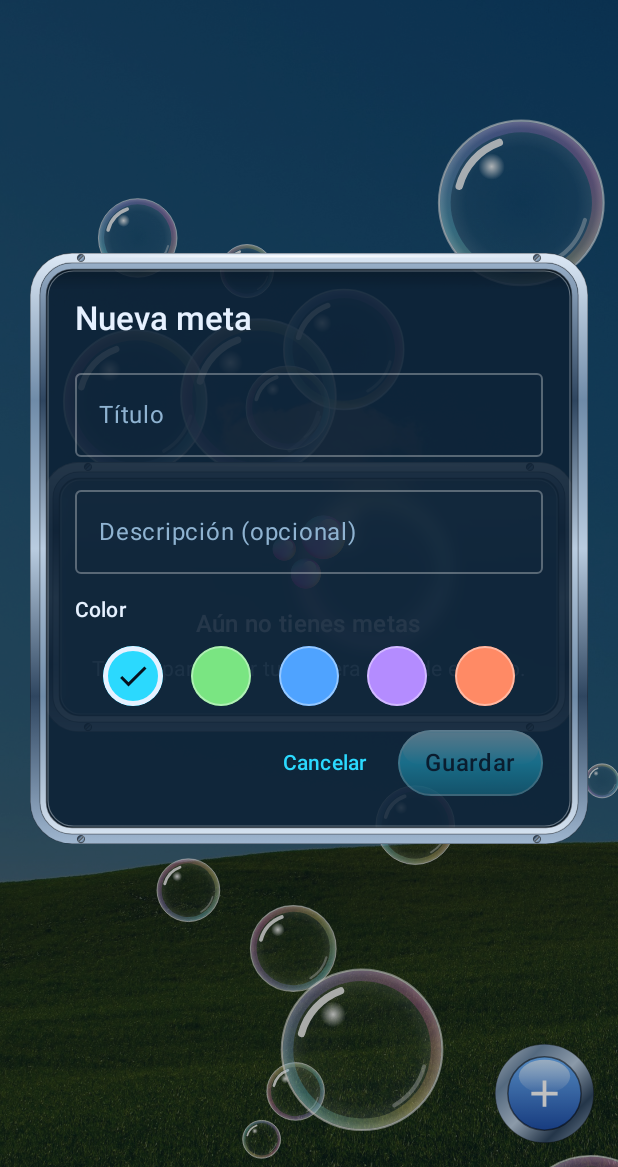
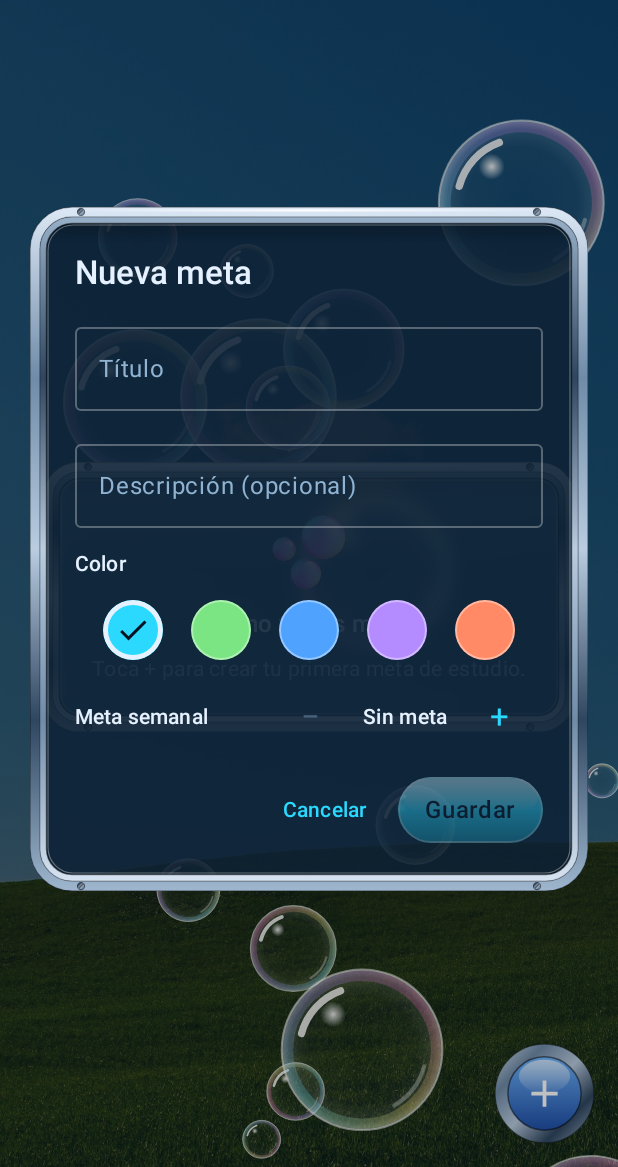
Before and after one commit to Pesa12378/StudyGrid, an Android app built with Jetpack Compose: the screen it shows after launch (MainActivity), after a tap on "Nueva meta", on a phone screen of 412 x 824 dp, the part 69-1236 px from its top. Run offline under Robolectric (Android 15) with nearby library versions, the phone set to English and light mode, and no system bars; our stand-ins replace Room's generated code; 3 other taps on this screen came first.

Commit message:
Undo snackbar and weekly goal (DB v2 with migration)
- Undo for +1, day edits and goal deletion (restores the goal with its history)
- New messages replace the visible snackbar instead of queueing
- Weekly goal: 0-7 days per goal, gel progress bar 'Esta semana n/m días'
- Room v1 -> v2 migration adds goals.weeklyTarget; verified on device over existing data
- JSON backup stores weeklyTarget; older backups without it still import (tested)
- Delete dialog text mentions the short undo window

```diff
--- a/app/src/main/java/com/pesa/studygrid/data/AppDatabase.kt
+++ b/app/src/main/java/com/pesa/studygrid/data/AppDatabase.kt
@@ -4,16 +4,26 @@ import android.content.Context
 import androidx.room.Database
 import androidx.room.Room
 import androidx.room.RoomDatabase
+import androidx.room.migration.Migration
+import androidx.sqlite.db.SupportSQLiteDatabase
 
-@Database(entities = [GoalEntity::class, DailyLogEntity::class], version = 1, exportSchema = false)
+@Database(entities = [GoalEntity::class, DailyLogEntity::class], version = 2, exportSchema = false)
 abstract class AppDatabase : RoomDatabase() {
     abstract fun dao(): StudyDao
 
     companion object {
+        /** v2: weekly goal per goal. Must match GoalEntity.weeklyTarget exactly (Room validates it on open). */
+        val MIGRATION_1_2 = object : Migration(1, 2) {
+            override fun migrate(db: SupportSQLiteDatabase) {
+                db.execSQL("ALTER TABLE goals ADD COLUMN weeklyTarget INTEGER NOT NULL DEFAULT 0")
+            }
+        }
+
         @Volatile private var instance: AppDatabase? = null
 
         fun get(context: Context): AppDatabase = instance ?: synchronized(this) {
             instance ?: Room.databaseBuilder(context.applicationContext, AppDatabase::class.java, "studygrid.db")
+                .addMigrations(MIGRATION_1_2)
                 .build()
                 .also { instance = it }
         }
--- a/app/src/main/java/com/pesa/studygrid/data/Entities.kt
+++ b/app/src/main/java/com/pesa/studygrid/data/Entities.kt
@@ -1,5 +1,6 @@
 package com.pesa.studygrid.data
 
+import androidx.room.ColumnInfo
 import androidx.room.Entity
 import androidx.room.ForeignKey
 import androidx.room.PrimaryKey
@@ -14,6 +15,8 @@ data class GoalEntity(
     val description: String = "",
     /** ARGB color. */
     val color: Int,
+    /** Target active days per week (1..7); 0 = no weekly goal. Added in DB version 2. */
+    @ColumnInfo(defaultValue = "0") val weeklyTarget: Int = 0,
 )
 
 @Entity(
--- a/app/src/main/java/com/pesa/studygrid/data/StudyDao.kt
+++ b/app/src/main/java/com/pesa/studygrid/data/StudyDao.kt
@@ -24,6 +24,9 @@ abstract class StudyDao {
 
     @Query("SELECT * FROM daily_logs WHERE goalId = :goalId AND epochDay = :epochDay")
     abstract suspend fun log(goalId: Long, epochDay: Long): DailyLogEntity?
+
+    @Query("SELECT * FROM daily_logs WHERE goalId = :goalId")
+    abstract suspend fun logsOf(goalId: Long): List<DailyLogEntity>
 
     // Upsert, not REPLACE: REPLACE deletes the row first and would cascade-delete the goal's logs.
     @Upsert
@@ -60,6 +63,16 @@ abstract class StudyDao {
         )
     }
 
+    @Upsert
+    protected abstract suspend fun upsertLogs(logs: List<DailyLogEntity>)
+
+    /** Undo of a goal deletion: puts the goal back with its whole history. */
+    @Transaction
+    open suspend fun restoreGoal(goal: GoalEntity, logs: List<DailyLogEntity>) {
+        upsertGoal(goal)
+        upsertLogs(logs)
+    }
+
     /** All-or-nothing: if any insert fails, the previous data stays untouched. */
     @Transaction
     open suspend fun replaceAll(goals: List<GoalEntity>, logs: List<DailyLogEntity>) {
--- a/app/src/main/java/com/pesa/studygrid/ui/components/GoalEditorDialog.kt
+++ b/app/src/main/java/com/pesa/studygrid/ui/components/GoalEditorDialog.kt
@@ -3,6 +3,8 @@ package com.pesa.studygrid.ui.components
 import androidx.compose.foundation.background
 import androidx.compose.foundation.border
 import androidx.compose.foundation.selection.selectable
+import androidx.compose.foundation.layout.widthIn
+import androidx.compose.ui.text.style.TextAlign
 import androidx.compose.ui.semantics.contentDescription
 import androidx.compose.ui.semantics.semantics
 import androidx.compose.foundation.layout.Arrangement
@@ -46,6 +48,7 @@ fun GoalEditorDialog(initial: GoalEntity?, onSave: (GoalEntity) -> Unit, onDelet
     var title by remember { mutableStateOf(initial?.title ?: "") }
     var description by remember { mutableStateOf(initial?.description ?: "") }
     var color by remember { mutableIntStateOf(initial?.color ?: GoalPalette.first().toArgb()) }
+    var weekly by remember { mutableIntStateOf(initial?.weeklyTarget ?: 0) }
 
     GlassDialog(onDismiss) {
         Text(if (initial == null) "Nueva meta" else "Editar meta", style = MaterialTheme.typography.titleLarge, fontWeight = FontWeight.SemiBold)
@@ -82,6 +85,18 @@ fun GoalEditorDialog(initial: GoalEntity?, onSave: (GoalEntity) -> Unit, onDelet
                 }
             }
         }
+        Row(Modifier.fillMaxWidth(), verticalAlignment = Alignment.CenterVertically) {
+            Text("Meta semanal", style = MaterialTheme.typography.labelLarge, modifier = Modifier.weight(1f))
+            TextButton(onClick = { weekly-- }, enabled = weekly > 0) { Text("−", style = MaterialTheme.typography.titleLarge) }
+            Text(
+                if (weekly == 0) "Sin meta" else "$weekly ${if (weekly == 1) "día" else "días"}",
+                style = MaterialTheme.typography.bodyMedium,
+                fontWeight = FontWeight.SemiBold,
+                textAlign = TextAlign.Center,
+                modifier = Modifier.widthIn(min = 68.dp),
+            )
+            TextButton(onClick = { weekly++ }, enabled = weekly < 7) { Text("+", style = MaterialTheme.typography.titleLarge) }
+        }
         Row(Modifier.fillMaxWidth(), horizontalArrangement = Arrangement.End, verticalAlignment = Alignment.CenterVertically) {
             if (initial != null) {
                 TextButton(onClick = onDelete) { Text("Eliminar", color = DangerRed) }
@@ -90,7 +105,7 @@ fun GoalEditorDialog(initial: GoalEntity?, onSave: (GoalEntity) -> Unit, onDelet
             TextButton(onClick = onDismiss) { Text("Cancelar") }
             Spacer(Modifier.width(8.dp))
             GelButton("Guardar", Color(color), enabled = title.isNotBlank(), onClick = {
-                onSave((initial ?: GoalEntity(title = "", color = color)).copy(title = title.trim(), description = description.trim(), color = color))
+                onSave((initial ?: GoalEntity(title = "", color = color)).copy(title = title.trim(), description = description.trim(), color = color, weeklyTarget = weekly))
             })
         }
     }
@@ -106,7 +121,7 @@ fun DeleteGoalDialog(goal: GoalEntity, onConfirm: () -> Unit, onDismiss: () -> U
     GlassDialog(onDismiss) {
         Text("¿Eliminar meta?", style = MaterialTheme.typography.titleLarge, fontWeight = FontWeight.SemiBold)
         Text(
-            "Se borrará \"${goal.title}\" con TODO su historial. No se puede deshacer.\n\nEscribe el nombre de la meta para confirmar:",
+            "Se borrará \"${goal.title}\" con TODO su historial. Podrás deshacerlo solo durante unos segundos.\n\nEscribe el nombre de la meta para confirmar:",
             style = MaterialTheme.typography.bodyMedium,
         )
         OutlinedTextField(
--- a/app/src/main/java/com/pesa/studygrid/ui/screens/MainScreen.kt
+++ b/app/src/main/java/com/pesa/studygrid/ui/screens/MainScreen.kt
@@ -61,6 +61,9 @@ import androidx.compose.ui.draw.drawWithContent
 import androidx.compose.ui.graphics.layer.drawLayer
 import androidx.compose.ui.graphics.rememberGraphicsLayer
 import androidx.compose.ui.res.painterResource
+import androidx.compose.material3.SnackbarDuration
+import androidx.compose.material3.SnackbarResult
+import kotlinx.coroutines.flow.collectLatest
 import java.time.LocalDate
 
 private sealed interface GoalDialog {
@@ -73,7 +76,17 @@ private sealed interface GoalDialog {
 fun MainScreen(dark: Boolean, onToggleDark: () -> Unit, vm: StudyViewModel = viewModel()) {
     val goals by vm.goals.collectAsStateWithLifecycle()
     val snackbar = remember { SnackbarHostState() }
-    LaunchedEffect(Unit) { vm.messages.collect { snackbar.showSnackbar(it) } }
+    LaunchedEffect(Unit) {
+        // collectLatest: a new message replaces the visible one instead of queueing (fast "+1" taps).
+        vm.messages.collectLatest { m ->
+            val result = snackbar.showSnackbar(
+                m.text,
+                actionLabel = if (m.undo != null) "Deshacer" else null,
+                duration = SnackbarDuration.Short,
+            )
+            if (result == SnackbarResult.ActionPerformed) vm.undo(m)
+        }
+    }
 
     var goalDialog by remember { mutableStateOf<GoalDialog?>(null) }
     var deleting by remember { mutableStateOf<GoalEntity?>(null) }
```
Also changed, not shown: app/src/main/java/com/pesa/studygrid/data/StudyRepository.kt (+11 -1 lines), app/src/main/java/com/pesa/studygrid/ui/StudyViewModel.kt (+35 -11 lines), app/src/main/java/com/pesa/studygrid/ui/components/GoalCard.kt (+38 -0 lines), 2 other files.
